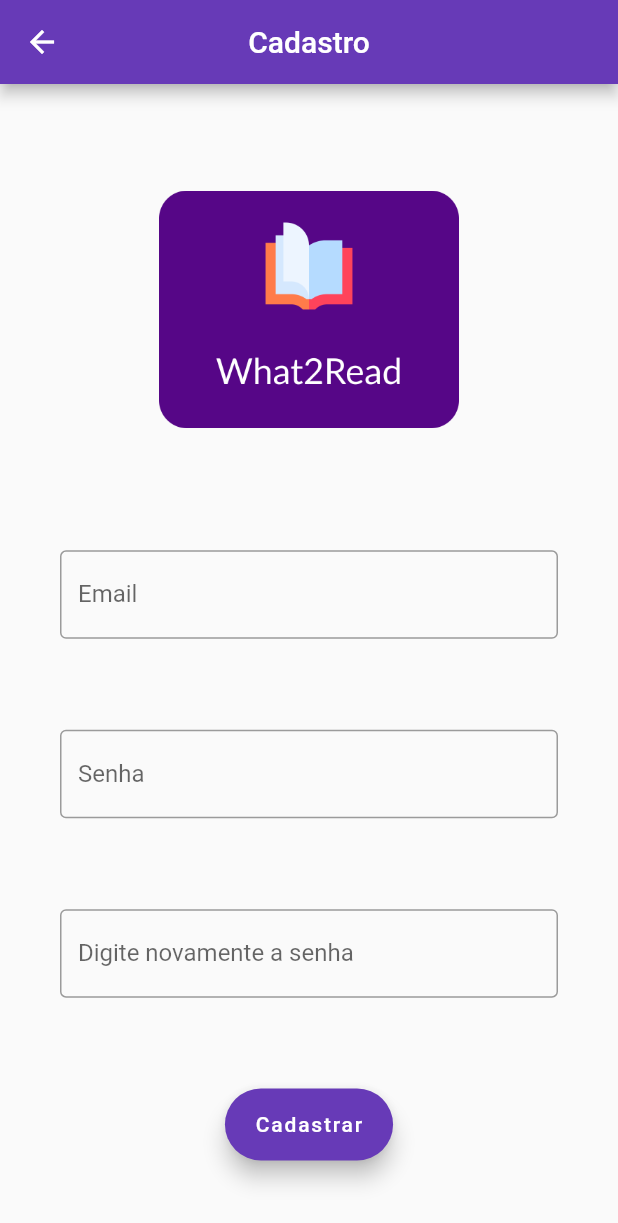
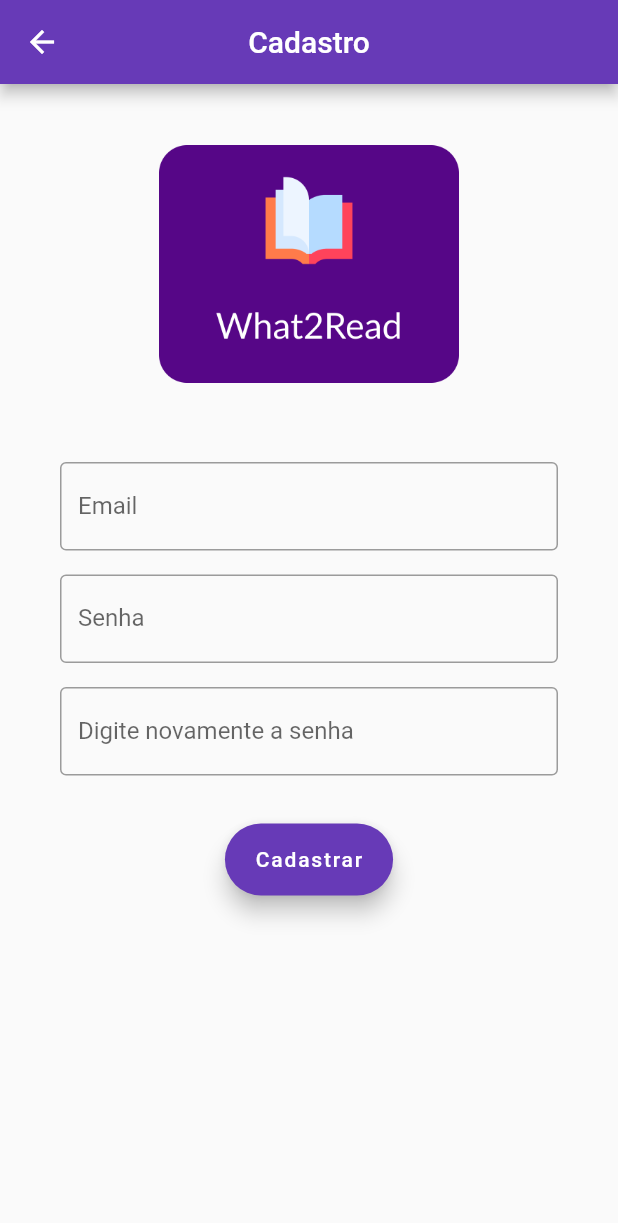
Before and after one commit to Hulltan/What2Read, a Flutter app: the screen it shows after launch, after a tap on "Cadastre-se", on a phone screen of 412 x 824 dp. Shown: the top 1223 px of the screen. Run offline on Flutter 3.47's test engine with Material 2 defaults, Android fonts, the phone set to English and light mode, and no system bars.

Commit message:
Correção de warnings na home/bottom overflowed

```diff
--- a/lib/View/home.dart
+++ b/lib/View/home.dart
@@ -22,14 +22,7 @@ class _HomePageState extends State<HomePage> {
               height: 250.0,
               width: 250.0,
               child: Image.asset('assets/banner_pequeno.png')),
-          Container(
-            padding: EdgeInsets.only(
-              left: 30,
-              right: 30,
-            ),
-            child: Flexible(
-              child: SizedBox(
-                height: 100,
+          Flexible(
             child: Text(
               'Lorem ipsum dolor sit amet. Aut optio perferendis non minima '
               'voluptate a eaque ullam ut facere eius eos debitis ipsa '
@@ -44,8 +37,6 @@ class _HomePageState extends State<HomePage> {
               ),
               textDirection: TextDirection.ltr,
               textAlign: TextAlign.center,
-                ),
-              ),
             ),
           ),
           FloatingActionButton.extended(
--- a/lib/View/register.dart
+++ b/lib/View/register.dart
@@ -9,17 +9,15 @@ class RegisterPage extends StatefulWidget {
 }
 
 class _RegisterPageState extends State<RegisterPage> {
-  String? senha = '';
-  String? validaSenha = '';
-  String? email = '';
+  String senha = '';
+  String validaSenha = '';
+  String email = '';
   final _formKey = GlobalKey<FormState>();
 
   @override
   Widget build(BuildContext context) {
     return Scaffold(
-        appBar: AppBar(
-            centerTitle: true,
-            title:Text(widget.title)),
+        appBar: AppBar(centerTitle: true, title: Text(widget.title)),
         body: Container(
           padding: EdgeInsets.only(
             left: 20,
@@ -32,15 +30,20 @@ class _RegisterPageState extends State<RegisterPage> {
 
   Widget _formUI() {
     return Form(
-        key: _formKey,
+      key: _formKey,
+      child: SingleChildScrollView(
+        reverse: true,
         child: Column(
-          mainAxisAlignment: MainAxisAlignment.spaceAround,
+          mainAxisAlignment: MainAxisAlignment.spaceEvenly,
           crossAxisAlignment: CrossAxisAlignment.center,
           children: <Widget>[
             Container(
                 height: 200.0,
                 width: 200.0,
                 child: Image.asset('assets/banner_pequeno.png')),
+            SizedBox(
+              height: 32,
+            ),
             TextFormField(
               keyboardType: TextInputType.text,
               decoration: InputDecoration(
@@ -48,7 +51,10 @@ class _RegisterPageState extends State<RegisterPage> {
                 labelText: 'Email',
               ),
               validator: (input) => input == '' ? 'Digite um email' : null,
-              onSaved: (value) => email = value,
+              onSaved: (value) => email = value!,
+            ),
+            SizedBox(
+              height: 16,
             ),
             TextFormField(
               obscureText: true,
@@ -59,7 +65,10 @@ class _RegisterPageState extends State<RegisterPage> {
                 labelText: 'Senha',
               ),
               validator: (input) => input == '' ? 'Digite uma senha' : null,
-              onSaved: (value) => senha = value,
+              onSaved: (value) => senha = value!,
+            ),
+            SizedBox(
+              height: 16,
             ),
             TextFormField(
               obscureText: true,
@@ -70,7 +79,10 @@ class _RegisterPageState extends State<RegisterPage> {
               ),
               validator: (input) =>
                   input == '' ? 'Repita novamente a senha' : null,
-              onSaved: (value) => validaSenha = value,
+              onSaved: (value) => validaSenha = value!,
+            ),
+            SizedBox(
+              height: 32,
             ),
             FloatingActionButton.extended(
               onPressed: () {
@@ -87,7 +99,9 @@ class _RegisterPageState extends State<RegisterPage> {
               label: Text("Cadastrar"),
             ),
           ],
-        ));
+        ),
+      ),
+    );
   }
 
   Widget _senhaInvalida() {
```
Also changed, not shown: lib/View/login.dart (+16 -6 lines). Lines whose indentation alone changed are shown as unchanged.
